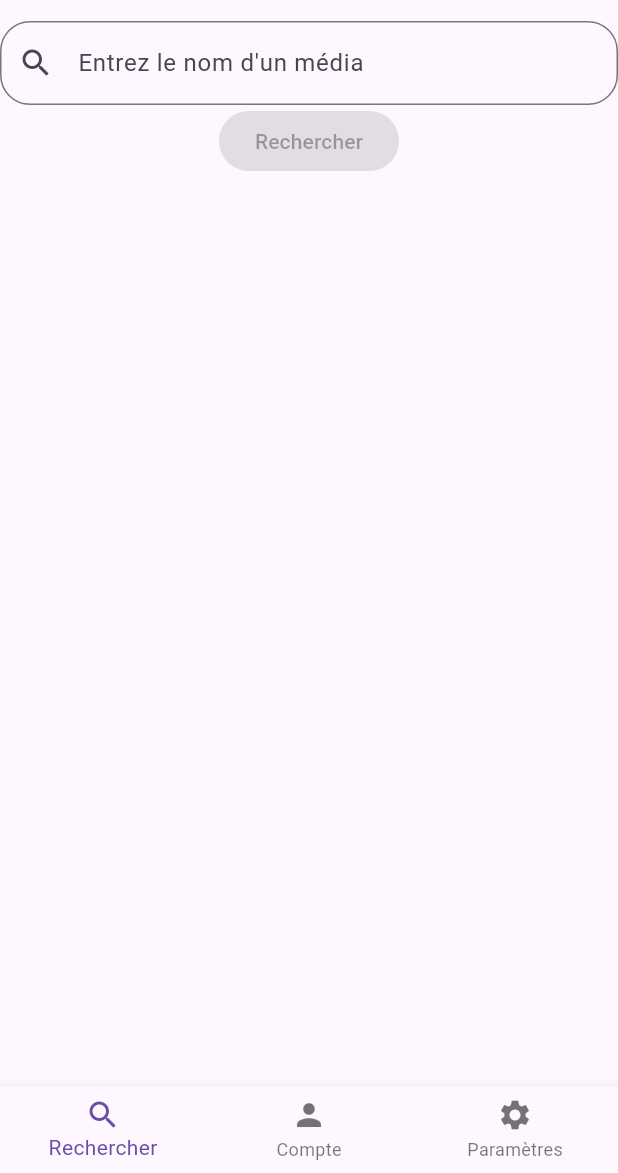
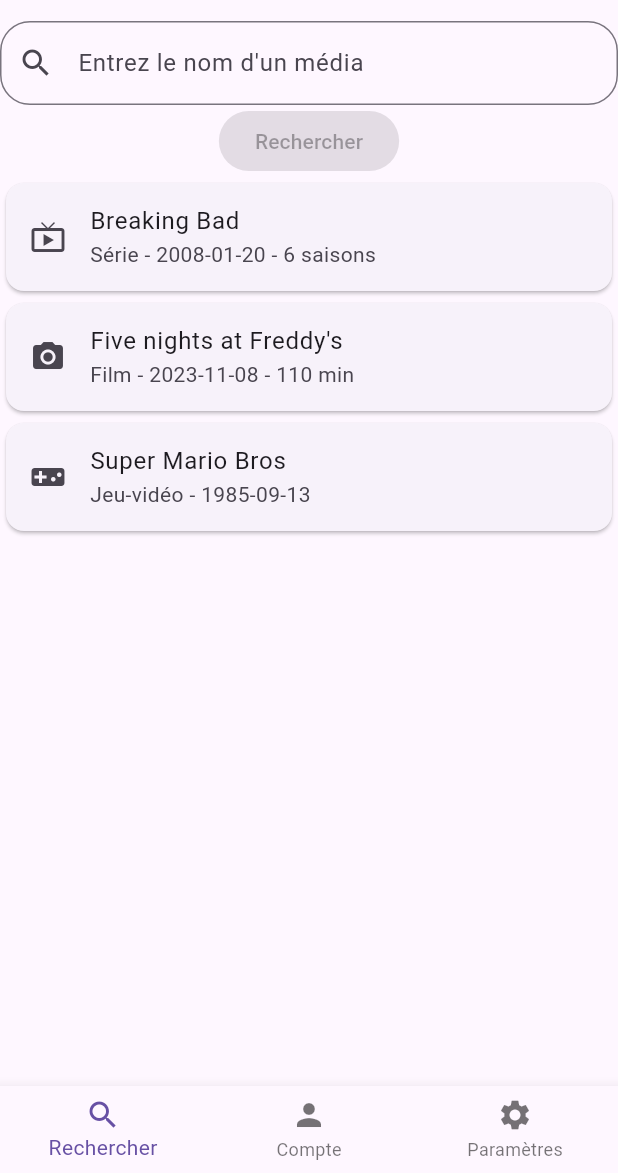
Before and after one commit to pierrebraem/BraemMedia, a Flutter app: the screen it shows after launch, on a phone screen of 412 x 824 dp, the part 63-1236 px from its top. Run offline on Flutter 3.47's test engine with Material 3 defaults, Android fonts, the phone set to English and light mode, and no system bars.

Commit message:
Aperçu carte

```diff
--- a/lib/tabs/rechercher.dart
+++ b/lib/tabs/rechercher.dart
@@ -25,6 +25,42 @@
           ),
           const ElevatedButton(
             onPressed: null, child: Text('Rechercher')
+          ),
+          const Card(
+            child: Column(
+              mainAxisSize: MainAxisSize.min,
+              children: <Widget>[
+                ListTile(
+                  leading: Icon(Icons.live_tv),
+                  title: Text('Breaking Bad'),
+                  subtitle: Text('Série - 2008-01-20 - 6 saisons')
+                )
+              ]
+            )
+          ),
+          const Card(
+            child: Column(
+              mainAxisSize: MainAxisSize.min,
+              children: <Widget>[
+                ListTile(
+                  leading: Icon(Icons.camera_alt),
+                  title: Text('Five nights at Freddy\'s'),
+                  subtitle: Text('Film - 2023-11-08 - 110 min')
+                )
+              ]
+            )
+          ),
+          const Card(
+            child: Column(
+              mainAxisSize: MainAxisSize.min,
+              children: <Widget>[
+                ListTile(
+                  leading: Icon(Icons.videogame_asset),
+                  title: Text('Super Mario Bros'),
+                  subtitle: Text('Jeu-vidéo - 1985-09-13')
+                )
+              ]
+            )
           )
         ]
       )
```
